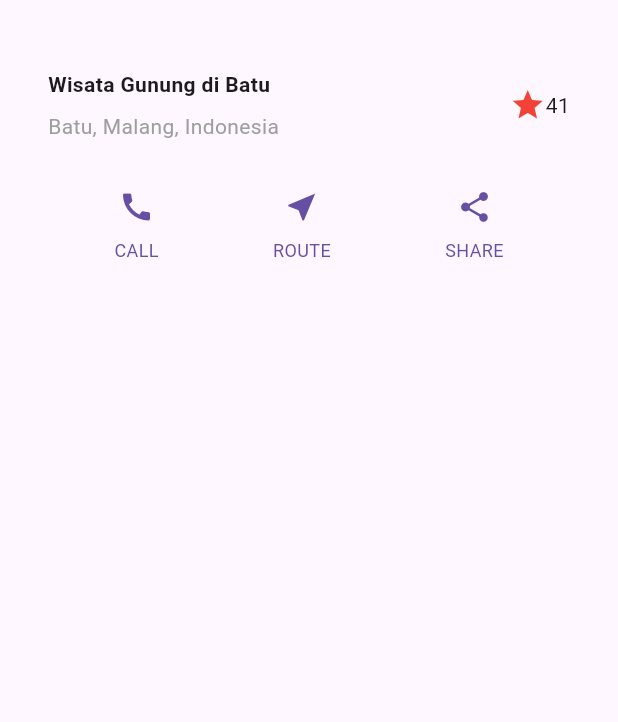
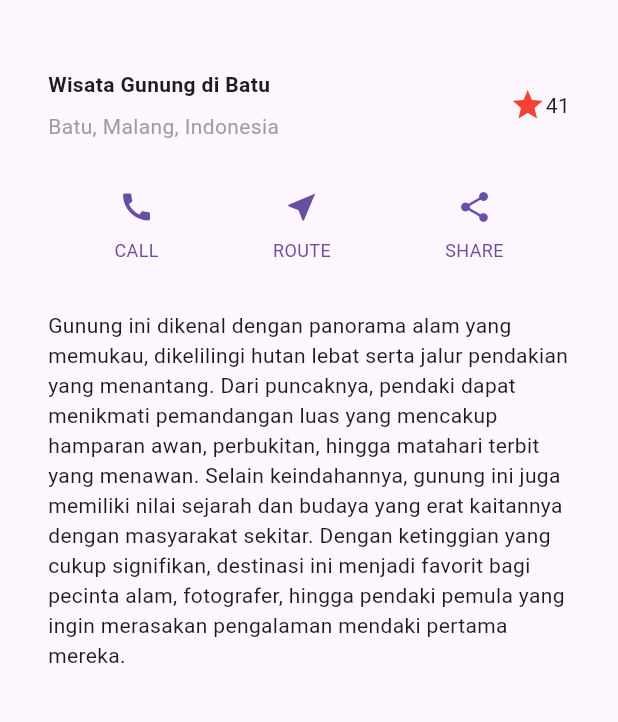
Before and after one commit to Khip01/mobile_programming_2025, a Flutter app: the screen it shows after launch, on a phone screen of 412 x 824 dp, the part 63-785 px from its top. Run offline on Flutter 3.47's test engine with Material 3 defaults, Android fonts, the phone set to English and light mode, and no system bars.

Commit message:
feat: added practicum 3

```diff
--- a/week_6/layout_flutter/lib/main.dart
+++ b/week_6/layout_flutter/lib/main.dart
@@ -41,6 +41,20 @@ class MyApp extends StatelessWidget {
     ),
   );
 
+  Widget textSection = Container(
+    padding: const EdgeInsets.all(32),
+    child: const Text(
+      'Gunung ini dikenal dengan panorama alam yang memukau, dikelilingi hutan '
+      'lebat serta jalur pendakian yang menantang. Dari puncaknya, pendaki dapat '
+      'menikmati pemandangan luas yang mencakup hamparan awan, perbukitan, hingga '
+      'matahari terbit yang menawan. Selain keindahannya, gunung ini juga memiliki '
+      'nilai sejarah dan budaya yang erat kaitannya dengan masyarakat sekitar. '
+      'Dengan ketinggian yang cukup signifikan, destinasi ini menjadi favorit '
+      'bagi pecinta alam, fotografer, hingga pendaki pemula yang ingin merasakan '
+      'pengalaman mendaki pertama mereka.',
+      softWrap: true,
+    ),
+  );
 
   @override
   Widget build(BuildContext context) {
@@ -65,6 +79,7 @@ class MyApp extends StatelessWidget {
           children: [
             titleSection,
             buttonSection,
+            textSection,
           ],
         ),
       ),
```
Also changed, not shown: week_6/layout_flutter/readme_assets/text_description_section.png (added), 1 other file.
